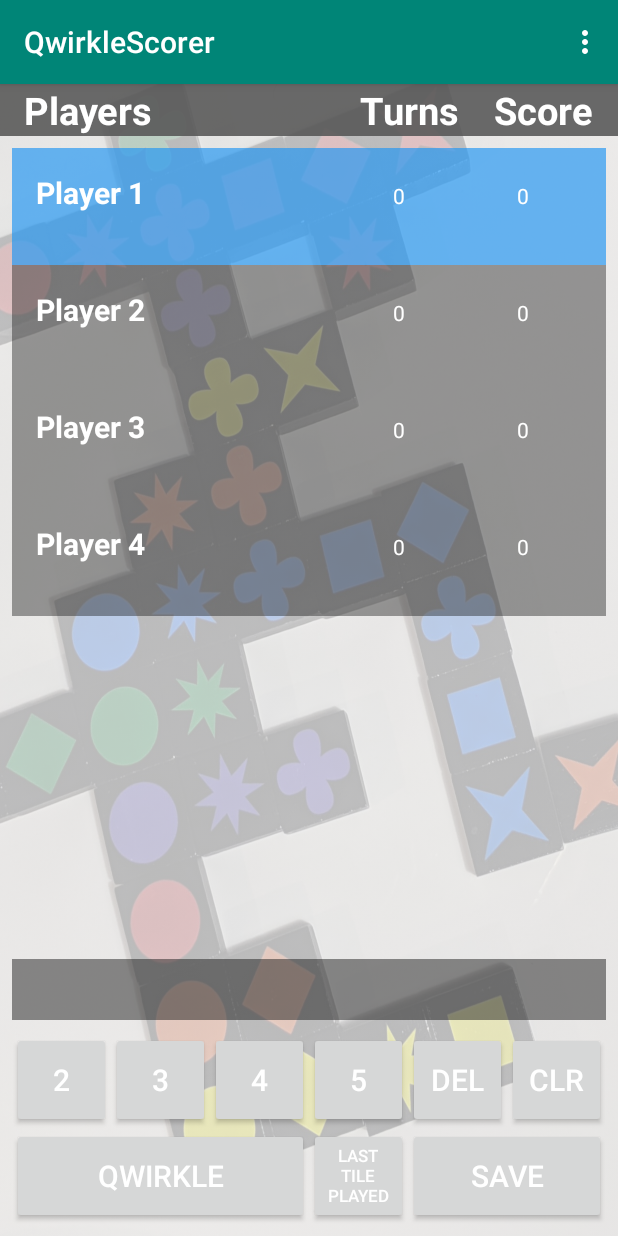
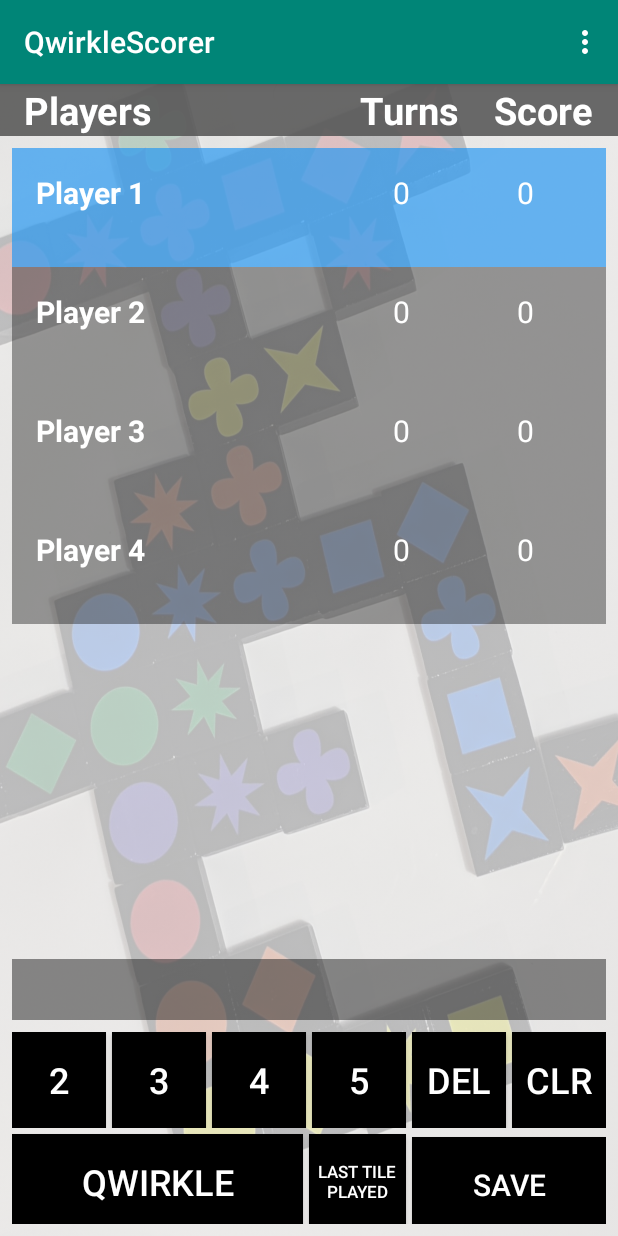
Before and after one commit to lucascowe/QwirkleScorer, an Android app: the screen it shows after launch (MainActivity), on a phone screen of 412 x 824 dp. Run offline under Robolectric (Android 15) with nearby library versions, the phone set to English and light mode, and no system bars.

```diff
--- a/app/src/main/res/layout/activity_main.xml
+++ b/app/src/main/res/layout/activity_main.xml
@@ -71,67 +71,77 @@
             android:layout_width="0dp"
             android:layout_height="64dp"
             android:layout_weight="1"
+            android:background="@android:color/black"
             android:onClick="onClick"
-
             android:tag="2"
             android:text="2"
             android:textColor="#FFFFFFFF"
-            android:textSize="20sp" />
+            android:textSize="24sp" />
 
         <Button
             android:id="@+id/button2"
             android:layout_width="0dp"
             android:layout_height="64dp"
             android:layout_weight="1"
+            android:layout_marginLeft="4dp"
+            android:background="@android:color/black"
             android:onClick="onClick"
             android:tag="3"
             android:text="3"
             android:textColor="#FFFFFFFF"
-            android:textSize="20sp" />
+            android:textSize="24sp" />
 
         <Button
             android:id="@+id/button3"
             android:layout_width="0dp"
             android:layout_height="64dp"
             android:layout_weight="1"
+            android:layout_marginLeft="4dp"
+            android:background="@android:color/black"
             android:onClick="onClick"
             android:tag="4"
             android:text="4"
             android:textColor="#FFFFFFFF"
-            android:textSize="20sp" />
+            android:textSize="24sp" />
 
         <Button
             android:id="@+id/button"
             android:layout_width="0dp"
             android:layout_height="64dp"
             android:layout_weight="1"
+            android:layout_marginLeft="4dp"
+            android:background="@android:color/black"
             android:onClick="onClick"
             android:tag="5"
             android:text="5"
             android:textColor="#FFFFFFFF"
-            android:textSize="20sp" />
+            android:textSize="24sp" />
 
         <Button
             android:id="@+id/button9"
             android:layout_width="0dp"
             android:layout_height="64dp"
             android:layout_weight="1"
+            android:layout_marginLeft="4dp"
+            android:background="@android:color/black"
             android:onClick="onClick"
             android:tag="9"
             android:text="DEL"
             android:textColor="#FFFFFFFF"
-            android:textSize="20sp" />
+            android:textSize="24sp" />
 
         <Button
             android:id="@+id/button10"
             android:layout_width="0dp"
             android:layout_height="64dp"
             android:layout_weight="1"
+            android:layout_marginLeft="4dp"
+            android:background="@android:color/black"
             android:onClick="onClick"
             android:tag="8"
             android:text="CLR"
             android:textColor="#FFFFFFFF"
-            android:textSize="20sp" />
+            android:textSize="24sp" />
 
     </LinearLayout>
 
@@ -154,10 +164,13 @@
             android:layout_height="64dp"
             android:layout_weight="3"
             android:onClick="onClick"
+            android:background="@android:color/black"
+            android:layout_marginTop="4dp"
+
             android:tag="12"
             android:text="QWIRKLE"
             android:textColor="#FFFFFFFF"
-            android:textSize="20sp" />
+            android:textSize="24sp" />
 
         <Button
             android:id="@+id/button4"
@@ -166,6 +179,9 @@
             android:layout_gravity="center_vertical"
             android:layout_weight="1"
             android:onClick="onClick"
+            android:background="@android:color/black"
+            android:layout_marginLeft="4dp"
+            android:layout_marginTop="4dp"
             android:tag="6"
             android:text="LAST TILE PLAYED"
             android:textColor="#FFFFFFFF"
@@ -177,6 +193,9 @@
             android:layout_height="64dp"
             android:layout_weight="2"
             android:onClick="onClick"
+            android:background="@android:color/black"
+            android:layout_marginLeft="4dp"
+            android:layout_marginTop="4dp"
             android:tag="7"
             android:text="SAVE"
             android:textColor="#FFFFFFFF"
--- a/app/src/main/res/layout/row.xml
+++ b/app/src/main/res/layout/row.xml
@@ -30,9 +30,10 @@
         <TextView
             android:id="@+id/tvData3"
             android:layout_width="0dp"
-            android:layout_height="20dp"
+            android:layout_height="wrap_content"
             android:layout_marginStart="5dp"
             android:layout_marginEnd="8dp"
+            android:textSize="20sp"
             android:textColor="#FFFFFFFF"
             android:layout_weight="8"
             tools:text="Data3" />
@@ -42,6 +43,7 @@
             android:layout_width="0dp"
             android:layout_height="wrap_content"
             android:layout_marginStart="5dp"
+            android:textSize="20sp"
             android:layout_weight="10"
             android:textColor="#FFFFFFFF"
             tools:text="Data4" />
```
